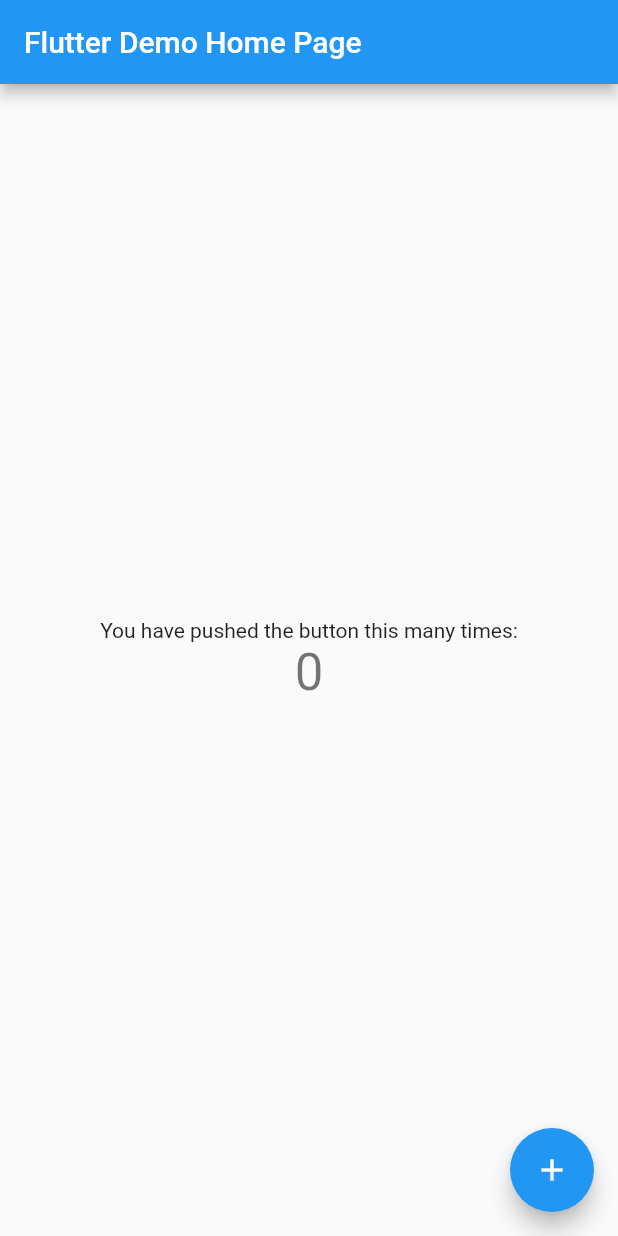
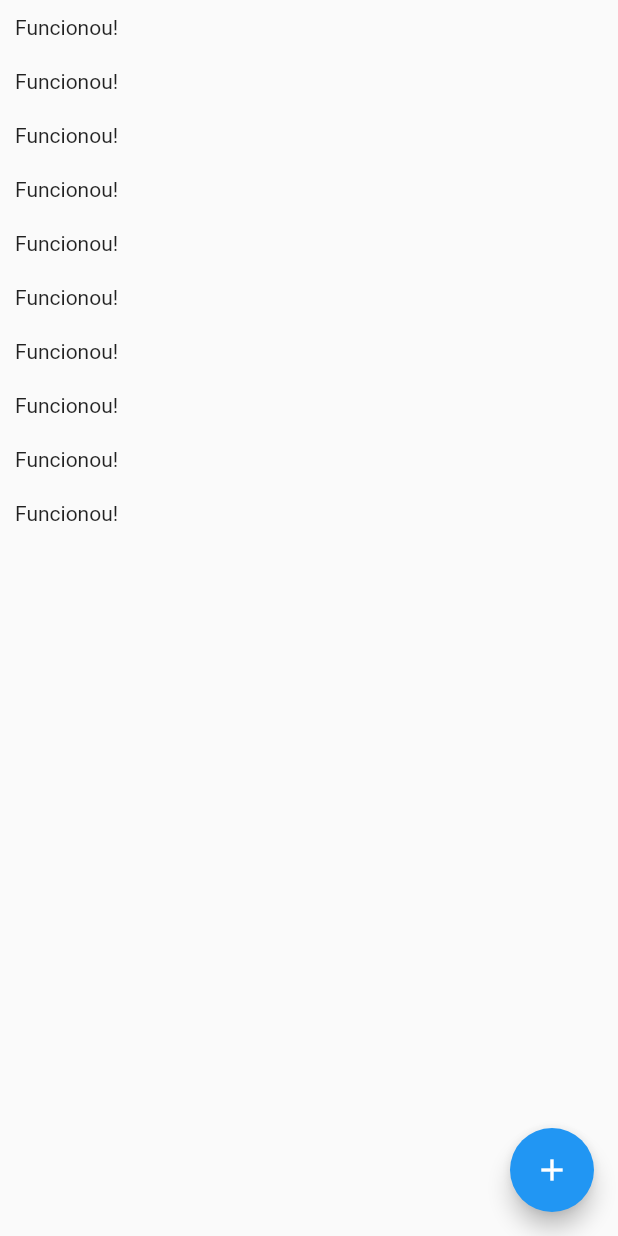
Before and after one commit to vcolofati/chat, a Flutter app: the screen it shows after launch, on a phone screen of 412 x 824 dp. Run offline on Flutter 3.47's test engine with Material 2 defaults, Android fonts, the phone set to English and light mode, and no system bars; our stand-ins replace cloud_firestore, firebase_core; accounts and stored records are empty.

```diff
--- a/lib/main.dart
+++ b/lib/main.dart
@@ -1,6 +1,10 @@
+import 'package:chat/screens/chat_screen.dart';
+import 'package:firebase_core/firebase_core.dart';
 import 'package:flutter/material.dart';
 
-void main() {
+void main() async {
+  WidgetsFlutterBinding.ensureInitialized();
+  await Firebase.initializeApp();
   runApp(MyApp());
 }
 
@@ -11,103 +15,9 @@ class MyApp extends StatelessWidget {
     return MaterialApp(
       title: 'Flutter Demo',
       theme: ThemeData(
-        // This is the theme of your application.
-        //
-        // Try running your application with "flutter run". You'll see the
-        // application has a blue toolbar. Then, without quitting the app, try
-        // changing the primarySwatch below to Colors.green and then invoke
-        // "hot reload" (press "r" in the console where you ran "flutter run",
-        // or simply save your changes to "hot reload" in a Flutter IDE).
-        // Notice that the counter didn't reset back to zero; the application
-        // is not restarted.
         primarySwatch: Colors.blue,
       ),
-      home: MyHomePage(title: 'Flutter Demo Home Page'),
+      home: ChatScreen(),
     );
   }
 }
-
-class MyHomePage extends StatefulWidget {
-  MyHomePage({Key? key, this.title}) : super(key: key);
-
-  // This widget is the home page of your application. It is stateful, meaning
-  // that it has a State object (defined below) that contains fields that affect
-  // how it looks.
-
-  // This class is the configuration for the state. It holds the values (in this
-  // case the title) provided by the parent (in this case the App widget) and
-  // used by the build method of the State. Fields in a Widget subclass are
-  // always marked "final".
-
-  final String? title;
-
-  @override
-  _MyHomePageState createState() => _MyHomePageState();
-}
-
-class _MyHomePageState extends State<MyHomePage> {
-  int _counter = 0;
-
-  void _incrementCounter() {
-    setState(() {
-      // This call to setState tells the Flutter framework that something has
-      // changed in this State, which causes it to rerun the build method below
-      // so that the display can reflect the updated values. If we changed
-      // _counter without calling setState(), then the build method would not be
-      // called again, and so nothing would appear to happen.
-      _counter++;
-    });
-  }
-
-  @override
-  Widget build(BuildContext context) {
-    // This method is rerun every time setState is called, for instance as done
-    // by the _incrementCounter method above.
-    //
-    // The Flutter framework has been optimized to make rerunning build methods
-    // fast, so that you can just rebuild anything that needs updating rather
-    // than having to individually change instances of widgets.
-    return Scaffold(
-      appBar: AppBar(
-        // Here we take the value from the MyHomePage object that was created by
-        // the App.build method, and use it to set our appbar title.
-        title: Text(widget.title!),
-      ),
-      body: Center(
-        // Center is a layout widget. It takes a single child and positions it
-        // in the middle of the parent.
-        child: Column(
-          // Column is also a layout widget. It takes a list of children and
-          // arranges them vertically. By default, it sizes itself to fit its
-          // children horizontally, and tries to be as tall as its parent.
-          //
-          // Invoke "debug painting" (press "p" in the console, choose the
-          // "Toggle Debug Paint" action from the Flutter Inspector in Android
-          // Studio, or the "Toggle Debug Paint" command in Visual Studio Code)
-          // to see the wireframe for each widget.
-          //
-          // Column has various properties to control how it sizes itself and
-          // how it positions its children. Here we use mainAxisAlignment to
-          // center the children vertically; the main axis here is the vertical
-          // axis because Columns are vertical (the cross axis would be
-          // horizontal).
-          mainAxisAlignment: MainAxisAlignment.center,
-          children: <Widget>[
-            Text(
-              'You have pushed the button this many times:',
-            ),
-            Text(
-              '$_counter',
-              style: Theme.of(context).textTheme.headline4,
-            ),
-          ],
-        ),
-      ),
-      floatingActionButton: FloatingActionButton(
-        onPressed: _incrementCounter,
-        tooltip: 'Increment',
-        child: Icon(Icons.add),
-      ), // This trailing comma makes auto-formatting nicer for build methods.
-    );
-  }
-}
--- /dev/null
+++ b/lib/screens/chat_screen.dart
@@ -0,0 +1,30 @@
+import 'package:cloud_firestore/cloud_firestore.dart';
+import 'package:flutter/material.dart';
+
+class ChatScreen extends StatelessWidget {
+  @override
+  Widget build(BuildContext context) {
+    return Scaffold(
+      body: ListView.builder(
+        itemCount: 10,
+        itemBuilder: (_, index) => Container(
+          padding: const EdgeInsets.all(10),
+          child: Text('Funcionou!'),
+        ),
+      ),
+      floatingActionButton: FloatingActionButton(
+        child: Icon(Icons.add),
+        onPressed: () {
+          FirebaseFirestore.instance
+              .collection('chat')
+              .snapshots()
+              .listen((querySnapshot) {
+            querySnapshot.docs.forEach((element) {
+              print(element['text']);
+            });
+          });
+        },
+      ),
+    );
+  }
+}
--- a/pubspec.yaml
+++ b/pubspec.yaml
@@ -23,7 +23,8 @@ environment:
 dependencies:
   flutter:
     sdk: flutter
-
+  firebase_core: ^1.0.3
+  cloud_firestore: ^1.0.4
 
   # The following adds the Cupertino Icons font to your application.
   # Use with the CupertinoIcons class for iOS style icons.
```
Also changed, not shown: pubspec.lock, 3 other files.
